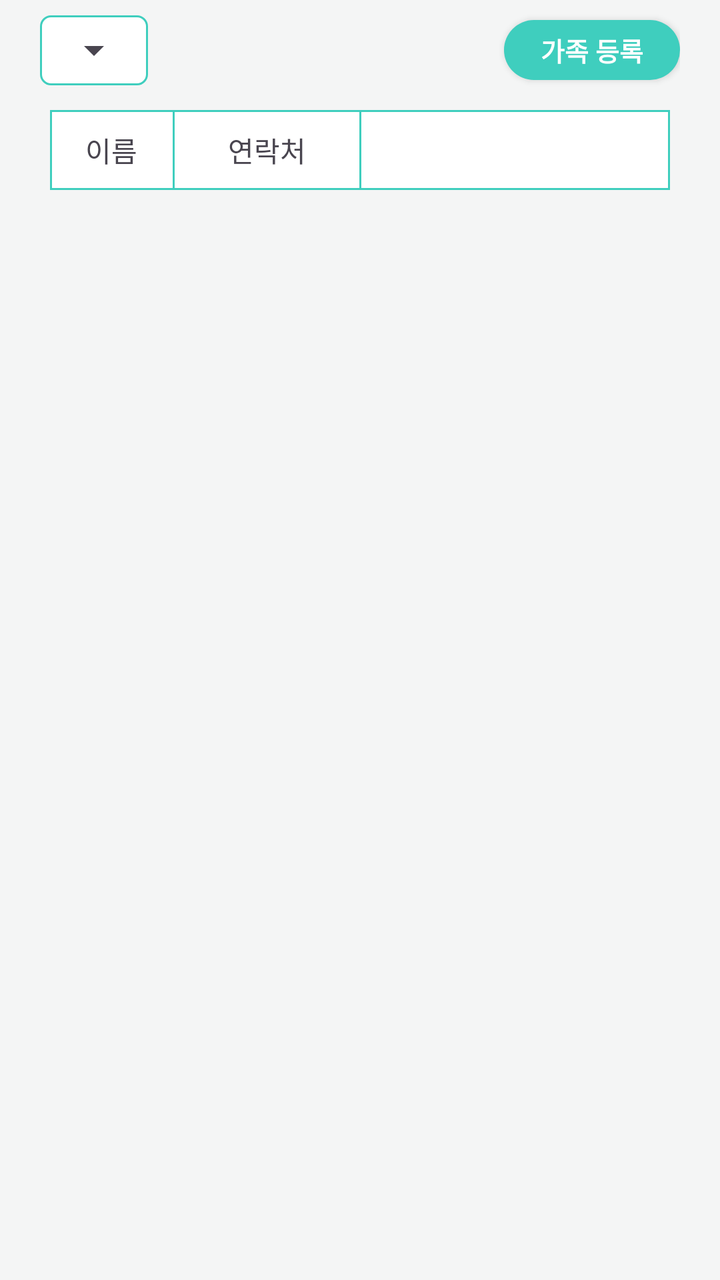
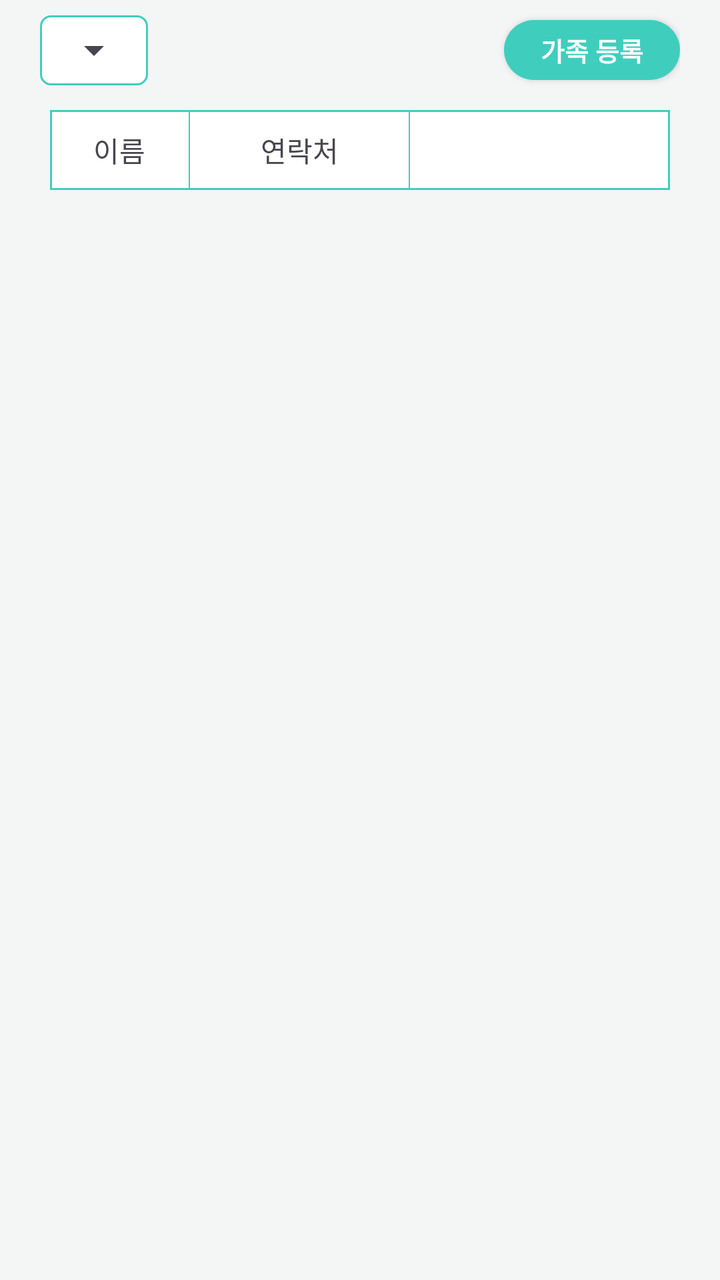

Compare the two renders of this Android layout. The source of the first and the diff that turns it into the second are given below.
<!-- AndroidManifest.xml: application theme Theme.Mariwoo -->
<!-- res/layout/fragment_relation_list.xml -->
<?xml version="1.0" encoding="utf-8"?>
<androidx.constraintlayout.widget.ConstraintLayout xmlns:android="http://schemas.android.com/apk/res/android"
    xmlns:app="http://schemas.android.com/apk/res-auto"
    xmlns:tools="http://schemas.android.com/tools"
    android:layout_width="match_parent"
    android:layout_height="match_parent"
    tools:context=".basic.ui.relationList.RelationListFragment">

    <androidx.constraintlayout.widget.ConstraintLayout
        android:layout_width="match_parent"
        android:layout_height="match_parent"
        style="@style/main_layout"
        android:paddingLeft="20dp"
        android:paddingRight="20dp"
        android:paddingBottom="20dp">

        <androidx.constraintlayout.widget.ConstraintLayout
            android:id="@+id/relationListFragment_layout_search"
            android:layout_width="match_parent"
            android:layout_height="50dp"
            app:layout_constraintTop_toTopOf="parent">

            <LinearLayout
                android:layout_width="wrap_content"
                android:layout_height="35dp"
                app:layout_constraintTop_toTopOf="parent"
                app:layout_constraintBottom_toBottomOf="parent"
                app:layout_constraintLeft_toLeftOf="parent"
                android:layout_gravity="center_vertical"
                android:padding="2dp"
                android:background="@drawable/layout_border_radius5">

                <Spinner
                    android:id="@+id/relationListFragment_spinner_type"
                    android:layout_width="wrap_content"
                    android:layout_height="35dp"
                    android:layout_margin="1dp"
                    android:layout_gravity="center_vertical"/>

            </LinearLayout>

            <androidx.appcompat.widget.AppCompatButton
                android:id="@+id/relationListFragment_button_add"
                android:layout_width="wrap_content"
                android:layout_height="30dp"
                android:text="가족 등록"
                style="@style/add_btn"
                android:background="@drawable/button_radius15_bg_theme"
                app:layout_constraintTop_toTopOf="parent"
                app:layout_constraintBottom_toBottomOf="parent"
                app:layout_constraintRight_toRightOf="parent"/>

        </androidx.constraintlayout.widget.ConstraintLayout>

        <androidx.constraintlayout.widget.ConstraintLayout
            android:layout_width="match_parent"
            android:layout_height="0dp"
            app:layout_constraintTop_toBottomOf="@+id/relationListFragment_layout_search"
            app:layout_constraintBottom_toBottomOf="parent"
            android:background="@color/base_background"
            android:padding="5dp">

            <LinearLayout
                android:id="@+id/relationListFragment_layout_title"
                android:layout_width="match_parent"
                android:layout_height="40dp"
                app:layout_constraintTop_toTopOf="parent"
                android:background="@drawable/layout_border_radius0"
                android:weightSum="3.02">

                <androidx.constraintlayout.widget.ConstraintLayout
                    android:layout_width="0dp"
                    android:layout_height="match_parent"
                    android:layout_weight="0.6">

                    <TextView
                        android:id="@+id/itemRelationList_textView_name"
                        android:layout_width="wrap_content"
                        android:layout_height="wrap_content"
                        app:layout_constraintTop_toTopOf="parent"
                        app:layout_constraintBottom_toBottomOf="parent"
                        app:layout_constraintLeft_toLeftOf="parent"
                        app:layout_constraintRight_toRightOf="parent"
                        android:text="이름"/>

                </androidx.constraintlayout.widget.ConstraintLayout>

                <LinearLayout
                    android:layout_width="0dp"
                    android:layout_height="match_parent"
                    android:layout_weight="0.01"
                    android:background="@color/login_background"/>

                <androidx.constraintlayout.widget.ConstraintLayout
                    android:layout_width="0dp"
                    android:layout_height="match_parent"
                    android:layout_weight="0.9">

                    <TextView
                        android:id="@+id/itemRelationList_textView_tel"
                        android:layout_width="wrap_content"
                        android:layout_height="wrap_content"
                        app:layout_constraintTop_toTopOf="parent"
                        app:layout_constraintBottom_toBottomOf="parent"
                        app:layout_constraintLeft_toLeftOf="parent"
                        app:layout_constraintRight_toRightOf="parent"
                        android:text="연락처"/>

                </androidx.constraintlayout.widget.ConstraintLayout>

                <LinearLayout
                    android:layout_width="0dp"
                    android:layout_height="match_parent"
                    android:layout_weight="0.01"
                    android:background="@color/login_background"/>

                <androidx.constraintlayout.widget.ConstraintLayout
                    android:layout_width="0dp"
                    android:layout_height="match_parent"
                    android:layout_weight="1.5">

                </androidx.constraintlayout.widget.ConstraintLayout>

            </LinearLayout>

            <androidx.recyclerview.widget.RecyclerView
                android:id="@+id/relationListFragment_recyclerview_outer"
                android:layout_width="match_parent"
                android:layout_height="0dp"
                app:layout_constraintTop_toBottomOf="@+id/relationListFragment_layout_title"
                app:layout_constraintBottom_toBottomOf="parent"
                app:layout_constraintLeft_toLeftOf="parent"
                app:layout_constraintRight_toRightOf="parent"/>

            <LinearLayout
                android:id="@+id/relationListFragment_layout_empty"
                android:layout_width="wrap_content"
                android:layout_height="wrap_content"
                android:orientation="vertical"
                android:gravity="center"
                android:visibility="gone"
                app:layout_constraintTop_toTopOf="parent"
                app:layout_constraintBottom_toBottomOf="parent"
                app:layout_constraintLeft_toLeftOf="parent"
                app:layout_constraintRight_toRightOf="parent">

                <ImageView
                    android:layout_width="64dp"
                    android:layout_height="64dp"
                    android:src="@drawable/icon_medicine"
                    android:alpha="0.3"/>

                <TextView
                    android:layout_width="wrap_content"
                    android:layout_height="wrap_content"
                    android:text="등록된 가족이 없습니다"
                    android:textSize="15sp"
                    android:textColor="@color/color_gray5"
                    android:layout_marginTop="10dp"/>

            </LinearLayout>

        </androidx.constraintlayout.widget.ConstraintLayout>

    </androidx.constraintlayout.widget.ConstraintLayout>
    
</androidx.constraintlayout.widget.ConstraintLayout>
<!-- resources referenced by this layout -->
<resources>
  <color name="base_background">#F4F5F5</color>
  <color name="color_gray5">#adb5bd</color>
  <color name="login_background">#3FCEBE</color>
  <!-- drawable button_radius15_bg_theme (drawable) -->
  <?xml version="1.0" encoding="utf-8"?>
  <shape xmlns:android="http://schemas.android.com/apk/res/android"
      android:shape="rectangle">
      <solid android:color="@color/theme_color"/>
      <corners
          android:radius="15dp"/>
  </shape>
  <!-- drawable icon_medicine (drawable) -->
  <vector xmlns:android="http://schemas.android.com/apk/res/android" android:height="24dp" android:tint="#1CA673" android:viewportHeight="24" android:viewportWidth="24" android:width="24dp">
        
      <path android:fillColor="@android:color/white" android:pathData="M6,3h12v2h-12z"/>
        
      <path android:fillColor="@android:color/white" android:pathData="M17,6H7C5.9,6 5,6.9 5,8v11c0,1.1 0.9,2 2,2h10c1.1,0 2,-0.9 2,-2V8C19,6.9 18.1,6 17,6zM16,15h-2.5v2.5h-3V15H8v-3h2.5V9.5h3V12H16V15z"/>
      
  </vector>
  <!-- drawable layout_border_radius0 (drawable) -->
  <?xml version="1.0" encoding="utf-8"?>
  <shape xmlns:android="http://schemas.android.com/apk/res/android">
      <solid android:color="@color/white" />
      <stroke
          android:width="1dp"
          android:color="@color/login_background" />
  </shape>
  <!-- drawable layout_border_radius5 (drawable) -->
  <?xml version="1.0" encoding="utf-8"?>
  <shape xmlns:android="http://schemas.android.com/apk/res/android">
      <solid android:color="@color/white" />
      <stroke
          android:width="1dp"
          android:color="@color/login_background" />
      <corners android:radius="5dp" />
  </shape>
  <style name="add_btn">
          <item name="android:textColor">@color/white</item>
          <item name="android:textSize">13dp</item>
          <item name="android:textStyle">bold</item>
      </style>
  <style name="main_layout">
          <item name="android:paddingLeft">30dp</item>
          <item name="android:paddingRight">30dp</item>
          <item name="android:paddingBottom">20dp</item>
          <item name="android:background">@color/base_background</item>
      </style>
  <style name="Theme.Mariwoo" parent="Theme.Material3.DayNight.NoActionBar">
          
          <item name="colorPrimary">@color/mariwoo_theme</item>
          <item name="colorPrimaryVariant">@color/mariwoo_theme</item>
          <item name="colorOnPrimary">@color/white</item>
          
          <item name="colorSecondary">@color/teal_200</item>
          <item name="colorSecondaryVariant">@color/teal_700</item>
          <item name="colorOnSecondary">@color/black</item>
          
          <item name="android:statusBarColor">@color/mariwoo_theme</item>
          
  
  
          
          <item name="windowNoTitle">true</item>
          <item name="windowSplashScreenBackground">@color/mariwoo_theme</item>
  
  
      </style>
  <color name="theme_color">#3FCEBE</color>
  <color name="white">#FFFFFFFF</color>
  <color name="mariwoo_theme">#3FCEBE</color>
  <color name="teal_200">#FF03DAC5</color>
  <color name="teal_700">#FF018786</color>
  <color name="black">#FF000000</color>
</resources>

<!-- the commit's change to res/layout/fragment_relation_list.xml (unified diff, before → after) -->
@@ -66,12 +66,12 @@
                 android:layout_height="40dp"
                 app:layout_constraintTop_toTopOf="parent"
                 android:background="@drawable/layout_border_radius0"
-                android:weightSum="3.02">
+                android:weightSum="3.12">
 
                 <androidx.constraintlayout.widget.ConstraintLayout
                     android:layout_width="0dp"
                     android:layout_height="match_parent"
-                    android:layout_weight="0.6">
+                    android:layout_weight="0.7">
 
                     <TextView
                         android:id="@+id/itemRelationList_textView_name"
@@ -94,7 +94,7 @@
                 <androidx.constraintlayout.widget.ConstraintLayout
                     android:layout_width="0dp"
                     android:layout_height="match_parent"
-                    android:layout_weight="0.9">
+                    android:layout_weight="1.1">
 
                     <TextView
                         android:id="@+id/itemRelationList_textView_tel"
@@ -117,7 +117,7 @@
                 <androidx.constraintlayout.widget.ConstraintLayout
                     android:layout_width="0dp"
                     android:layout_height="match_parent"
-                    android:layout_weight="1.5">
+                    android:layout_weight="1.3">
 
                 </androidx.constraintlayout.widget.ConstraintLayout>
 
